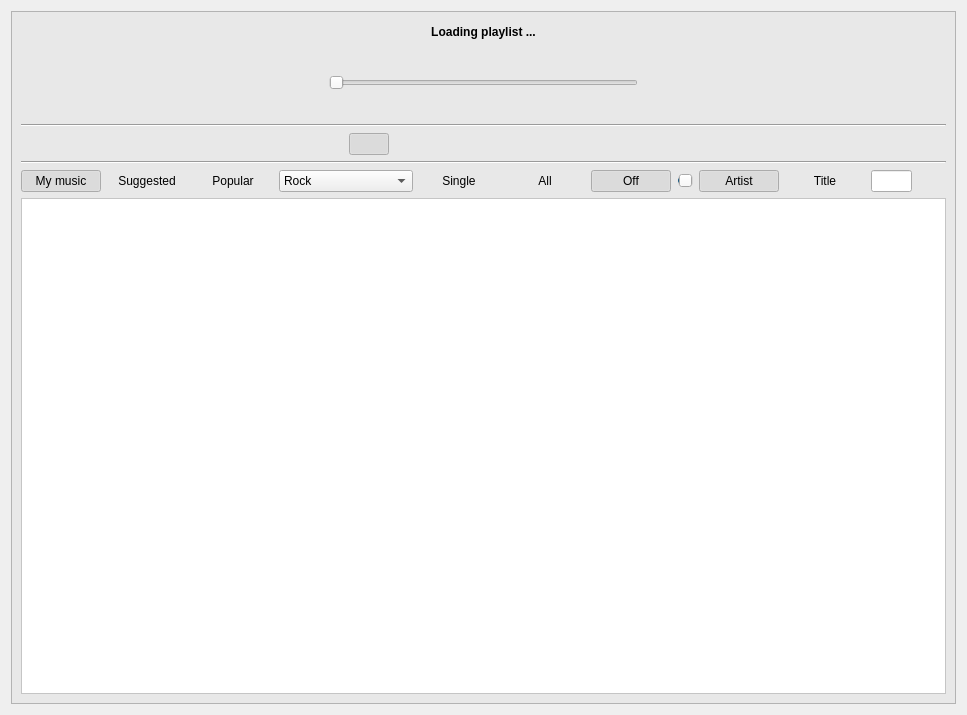
Before: the Qt Designer form playerwidget.ui in Amixp/flow, drawn with Qt 5.
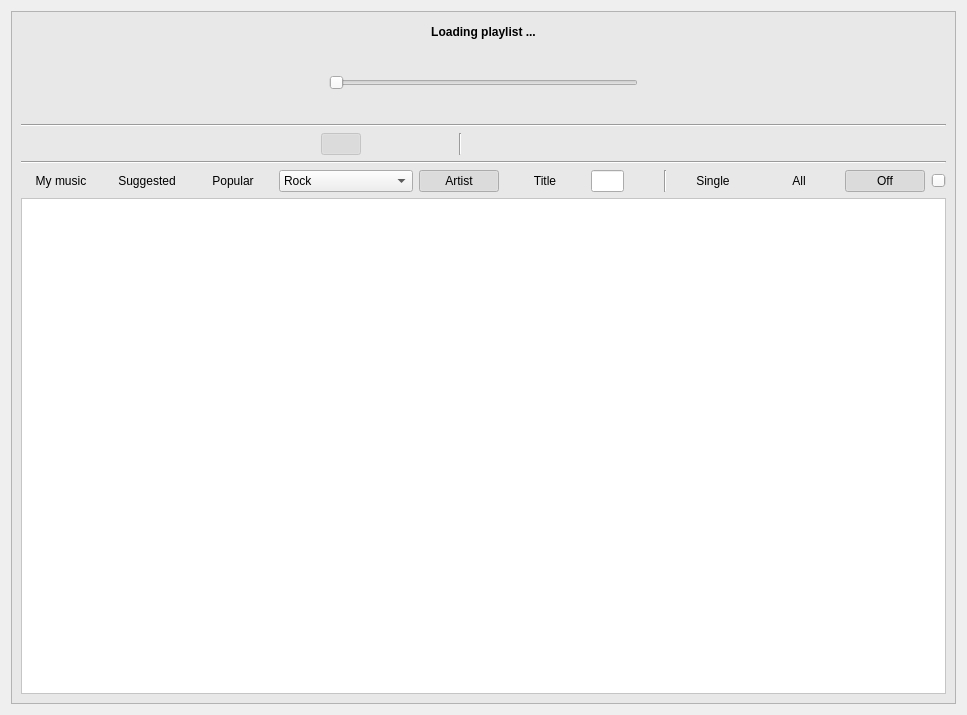
After: the same form once the commit is applied. Icons and pictures are not drawn. Custom widgets are drawn as their Qt base class.

Patch:
```diff
--- a/playerwidget.ui
+++ b/playerwidget.ui
@@ -309,6 +309,38 @@
           </property>
          </spacer>
         </item>
+        <item>
+         <widget class="QPushButton" name="playlistButton">
+          <property name="enabled">
+           <bool>false</bool>
+          </property>
+          <property name="toolTip">
+           <string>Playlist</string>
+          </property>
+          <property name="text">
+           <string/>
+          </property>
+          <property name="icon">
+           <iconset resource="icons.qrc">
+            <normaloff>:/icons/playlist.png</normaloff>:/icons/playlist.png</iconset>
+          </property>
+          <property name="iconSize">
+           <size>
+            <width>24</width>
+            <height>24</height>
+           </size>
+          </property>
+          <property name="checkable">
+           <bool>true</bool>
+          </property>
+          <property name="checked">
+           <bool>true</bool>
+          </property>
+          <property name="flat">
+           <bool>true</bool>
+          </property>
+         </widget>
+        </item>
         <item>
          <widget class="QPushButton" name="musicButton">
           <property name="toolTip">
@@ -331,13 +363,49 @@
            <bool>true</bool>
           </property>
           <property name="checked">
+           <bool>false</bool>
+          </property>
+          <property name="flat">
            <bool>true</bool>
           </property>
+         </widget>
+        </item>
+        <item>
+         <widget class="QPushButton" name="searchButton">
+          <property name="enabled">
+           <bool>true</bool>
+          </property>
+          <property name="toolTip">
+           <string>Search</string>
+          </property>
+          <property name="text">
+           <string/>
+          </property>
+          <property name="icon">
+           <iconset resource="icons.qrc">
+            <normaloff>:/icons/search.png</normaloff>:/icons/search.png</iconset>
+          </property>
+          <property name="iconSize">
+           <size>
+            <width>24</width>
+            <height>24</height>
+           </size>
+          </property>
+          <property name="checkable">
+           <bool>true</bool>
+          </property>
           <property name="flat">
            <bool>true</bool>
           </property>
          </widget>
         </item>
+        <item>
+         <widget class="Line" name="line_3">
+          <property name="orientation">
+           <enum>Qt::Vertical</enum>
+          </property>
+         </widget>
+        </item>
         <item>
          <widget class="QPushButton" name="shuffleButton">
           <property name="enabled">
@@ -448,35 +516,6 @@
           </property>
          </widget>
         </item>
-        <item>
-         <widget class="QPushButton" name="searchButton">
-          <property name="enabled">
-           <bool>true</bool>
-          </property>
-          <property name="toolTip">
-           <string>Search</string>
-          </property>
-          <property name="text">
-           <string/>
-          </property>
-          <property name="icon">
-           <iconset resource="icons.qrc">
-            <normaloff>:/icons/search.png</normaloff>:/icons/search.png</iconset>
-          </property>
-          <property name="iconSize">
-           <size>
-            <width>24</width>
-            <height>24</height>
-           </size>
-          </property>
-          <property name="checkable">
-           <bool>true</bool>
-          </property>
-          <property name="flat">
-           <bool>true</bool>
-          </property>
-         </widget>
-        </item>
         <item>
          <spacer name="horizontalSpacer_5">
           <property name="orientation">
@@ -523,7 +562,7 @@
            <bool>true</bool>
           </property>
           <property name="checked">
-           <bool>true</bool>
+           <bool>false</bool>
           </property>
           <property name="flat">
            <bool>true</bool>
@@ -665,6 +704,74 @@
           </item>
          </widget>
         </item>
+        <item>
+         <widget class="QPushButton" name="byArtistButton">
+          <property name="text">
+           <string>Artist</string>
+          </property>
+          <property name="checkable">
+           <bool>true</bool>
+          </property>
+          <property name="checked">
+           <bool>true</bool>
+          </property>
+          <property name="flat">
+           <bool>true</bool>
+          </property>
+         </widget>
+        </item>
+        <item>
+         <widget class="QPushButton" name="byTitleButton">
+          <property name="text">
+           <string>Title</string>
+          </property>
+          <property name="checkable">
+           <bool>true</bool>
+          </property>
+          <property name="checked">
+           <bool>false</bool>
+          </property>
+          <property name="flat">
+           <bool>true</bool>
+          </property>
+         </widget>
+        </item>
+        <item>
+         <widget class="QLineEdit" name="searchEdit"/>
+        </item>
+        <item>
+         <widget class="QPushButton" name="startSearchingButton">
+          <property name="maximumSize">
+           <size>
+            <width>28</width>
+            <height>28</height>
+           </size>
+          </property>
+          <property name="text">
+           <string/>
+          </property>
+          <property name="icon">
+           <iconset resource="icons.qrc">
+            <normaloff>:/icons/start_searching.png</normaloff>:/icons/start_searching.png</iconset>
+          </property>
+          <property name="iconSize">
+           <size>
+            <width>24</width>
+            <height>24</height>
+           </size>
+          </property>
+          <property name="flat">
+           <bool>true</bool>
+          </property>
+         </widget>
+        </item>
+        <item>
+         <widget class="Line" name="line_4">
+          <property name="orientation">
+           <enum>Qt::Vertical</enum>
+          </property>
+         </widget>
+        </item>
         <item>
          <widget class="QPushButton" name="repeatSingleButton">
           <property name="toolTip">
@@ -732,67 +839,6 @@
           </property>
          </widget>
         </item>
-        <item>
-         <widget class="QPushButton" name="byArtistButton">
-          <property name="text">
-           <string>Artist</string>
-          </property>
-          <property name="checkable">
-           <bool>true</bool>
-          </property>
-          <property name="checked">
-           <bool>true</bool>
-          </property>
-          <property name="flat">
-           <bool>true</bool>
-          </property>
-         </widget>
-        </item>
-        <item>
-         <widget class="QPushButton" name="byTitleButton">
-          <property name="text">
-           <string>Title</string>
-          </property>
-          <property name="checkable">
-           <bool>true</bool>
-          </property>
-          <property name="checked">
-           <bool>false</bool>
-          </property>
-          <property name="flat">
-           <bool>true</bool>
-          </property>
-         </widget>
-        </item>
-        <item>
-         <widget class="QLineEdit" name="searchEdit"/>
-        </item>
-        <item>
-         <widget class="QPushButton" name="startSearchingButton">
-          <property name="maximumSize">
-           <size>
-            <width>28</width>
-            <height>28</height>
-           </size>
-          </property>
-          <property name="text">
-           <string/>
-          </property>
-          <property name="icon">
-           <iconset resource="icons.qrc">
-            <normaloff>:/icons/start_searching.png</normaloff>:/icons/start_searching.png</iconset>
-          </property>
-          <property name="iconSize">
-           <size>
-            <width>24</width>
-            <height>24</height>
-           </size>
-          </property>
-          <property name="flat">
-           <bool>true</bool>
-          </property>
-         </widget>
-        </item>
         <item>
          <spacer name="horizontalSpacer_12">
           <property name="orientation">
```
